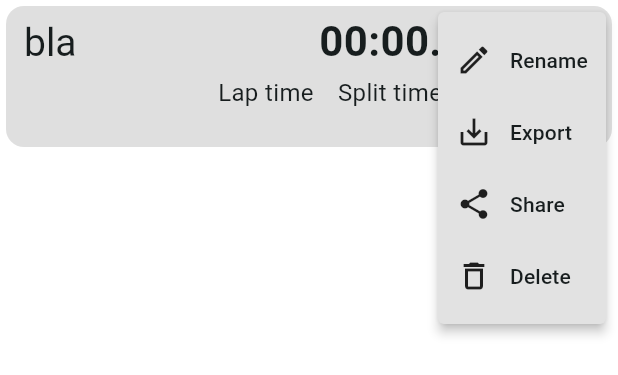
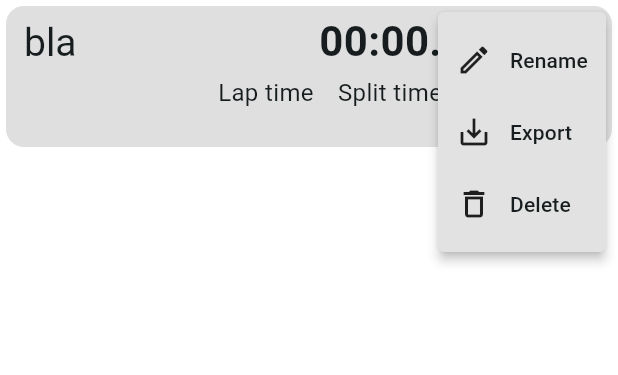
Before and after one commit to b-ausoj/flutter_stopwatch_app_v1, a Flutter app: the RecordingCard widget shown alone on an empty page, opened directly with empty values, after a tap on the "more vert" icon, on a phone screen of 412 x 824 dp. Shown: the top 375 px of the screen. Run offline on Flutter 3.47's test engine with Material 3 defaults, Android fonts, the light colour scheme and no system bars; our stand-ins replace shared_preferences; accounts and stored records are empty.

Commit message:
simplyfied the recording card menu

```diff
--- a/lib/enums/recording_card_menu_item.dart
+++ b/lib/enums/recording_card_menu_item.dart
@@ -1 +1,10 @@
-enum RecordingCardMenuItem { rename, export, share, delete }
+import 'package:flutter/material.dart';
+
+enum RecordingCardMenuItem {
+  rename("Rename", Icons.edit_outlined),
+  export("Export", Icons.save_alt),
+  delete("Delete", Icons.delete_outline);
+  final String label;
+  final IconData icon;
+  const RecordingCardMenuItem(this.label, this.icon);
+  }
--- a/lib/widgets/cards/recording_card.dart
+++ b/lib/widgets/cards/recording_card.dart
@@ -60,8 +60,6 @@ class _RecordingCardState extends State<RecordingCard> {
                         _showRenameDialog();
                         break;
                       case RecordingCardMenuItem.export:
-                        break;
-                      case RecordingCardMenuItem.share:
                         break;
                       case RecordingCardMenuItem.delete:
                         widget.deleteRecording(
--- a/lib/widgets/popup_menu_buttons/recording_popup_menu_button.dart
+++ b/lib/widgets/popup_menu_buttons/recording_popup_menu_button.dart
@@ -10,56 +10,20 @@ class RecordingPopupMenuButton extends StatelessWidget {
   Widget build(BuildContext context) {
     return PopupMenuButton(
         onSelected: onSelected,
-        itemBuilder: (BuildContext context) =>
-            <PopupMenuEntry<RecordingCardMenuItem>>[
-              const PopupMenuItem<RecordingCardMenuItem>(
-                value: RecordingCardMenuItem.rename,
+        itemBuilder: (BuildContext context) => RecordingCardMenuItem.values
+            .map<PopupMenuEntry<RecordingCardMenuItem>>(
+                (RecordingCardMenuItem menuItem) => PopupMenuItem(
+                      value: menuItem,
                       child: Row(
                         children: [
-                    Icon(Icons.edit_outlined),
-                    SizedBox(
+                          Icon(menuItem.icon),
+                          const SizedBox(
                             width: 12,
                           ),
-                    Text('Rename'),
+                          Text(menuItem.label),
                         ],
                       ),
-              ),
-              const PopupMenuItem<RecordingCardMenuItem>(
-                value: RecordingCardMenuItem.export,
-                child: Row(
-                  children: [
-                    Icon(Icons.save_alt),
-                    SizedBox(
-                      width: 12,
-                    ),
-                    Text('Export'),
-                  ],
-                ),
-              ),
-              const PopupMenuItem<RecordingCardMenuItem>(
-                value: RecordingCardMenuItem.share,
-                child: Row(
-                  children: [
-                    Icon(Icons.share),
-                    SizedBox(
-                      width: 12,
-                    ),
-                    Text('Share'),
-                  ],
-                ),
-              ),
-              const PopupMenuItem<RecordingCardMenuItem>(
-                value: RecordingCardMenuItem.delete,
-                child: Row(
-                  children: [
-                    Icon(Icons.delete_outline),
-                    SizedBox(
-                      width: 12,
-                    ),
-                    Text('Delete'),
-                  ],
-                ),
-              ),
-            ]);
+                    ))
+            .toList());
   }
 }
--- a/lib/widgets/popup_menu_buttons/recordings_page_popup_menu_button.dart
+++ b/lib/widgets/popup_menu_buttons/recordings_page_popup_menu_button.dart
@@ -6,6 +6,7 @@ class RecordingsPagePopupMenuButton extends StatelessWidget {
 
   const RecordingsPagePopupMenuButton({required this.onSelected, super.key});
 
+  // TODO: simplify like recording_popup_menu_button.dart
   @override
   Widget build(BuildContext context) {
     return PopupMenuButton(
--- a/lib/widgets/popup_menu_buttons/recordings_set_popup_menu_button.dart
+++ b/lib/widgets/popup_menu_buttons/recordings_set_popup_menu_button.dart
@@ -6,6 +6,7 @@ class RecordingsSetPopupMenuButton extends StatelessWidget {
 
   const RecordingsSetPopupMenuButton({required this.onSelected, super.key});
 
+  // TODO: simplify like recording_popup_menu_button.dart
   @override
   Widget build(BuildContext context) {
     return PopupMenuButton(
--- a/lib/widgets/popup_menu_buttons/start_page_popup_menu_button.dart
+++ b/lib/widgets/popup_menu_buttons/start_page_popup_menu_button.dart
@@ -5,7 +5,7 @@ class StartPagePopupMenuButton extends StatelessWidget {
   final Function(StartPageCardMenuItem) onSelected;
 
   const StartPagePopupMenuButton({required this.onSelected, super.key});
-
+  // TODO: simplify like recording_popup_menu_button.dart
   @override
   Widget build(BuildContext context) {
     return PopupMenuButton(
--- a/lib/widgets/popup_menu_buttons/stopwatch_popup_menu_button.dart
+++ b/lib/widgets/popup_menu_buttons/stopwatch_popup_menu_button.dart
@@ -5,6 +5,7 @@ class StopwatchPopupMenuButton extends StatelessWidget {
   final Function(StopwatchCardMenuItem) onSelected;
 
   const StopwatchPopupMenuButton({required this.onSelected, super.key});
+  // TODO: simplify like recording_popup_menu_button.dart
 
   @override
   Widget build(BuildContext context) {
--- a/lib/widgets/popup_menu_buttons/stopwatches_page_popup_menu_button.dart
+++ b/lib/widgets/popup_menu_buttons/stopwatches_page_popup_menu_button.dart
@@ -9,6 +9,7 @@ class StopwatchesPagePopupMenuButton extends StatelessWidget {
       {required this.onSelected, super.key});
 
   // TODO: should improve this menu, not sure if it is intuitive and clear
+    // TODO: simplify like recording_popup_menu_button.dart
   @override
   Widget build(BuildContext context) {
     return PopupMenuButton(
```
Lines whose indentation alone changed are shown as unchanged.
